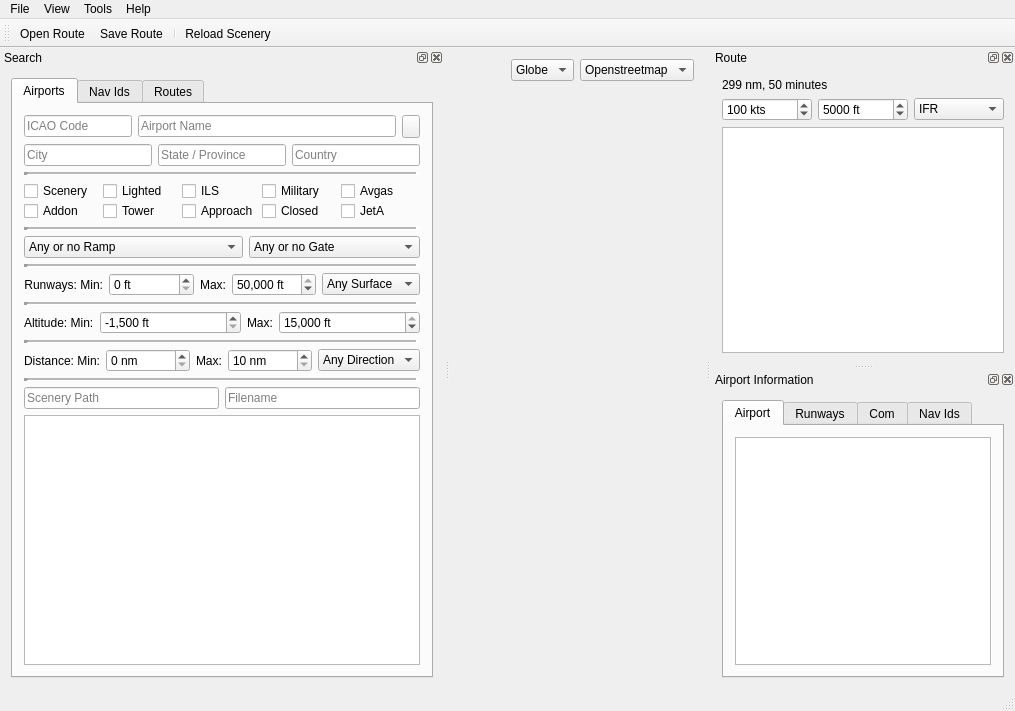
The window that src/gui/mainwindow.ui (albar965/littlenavmap) describes before a commit, drawn with Qt 5.
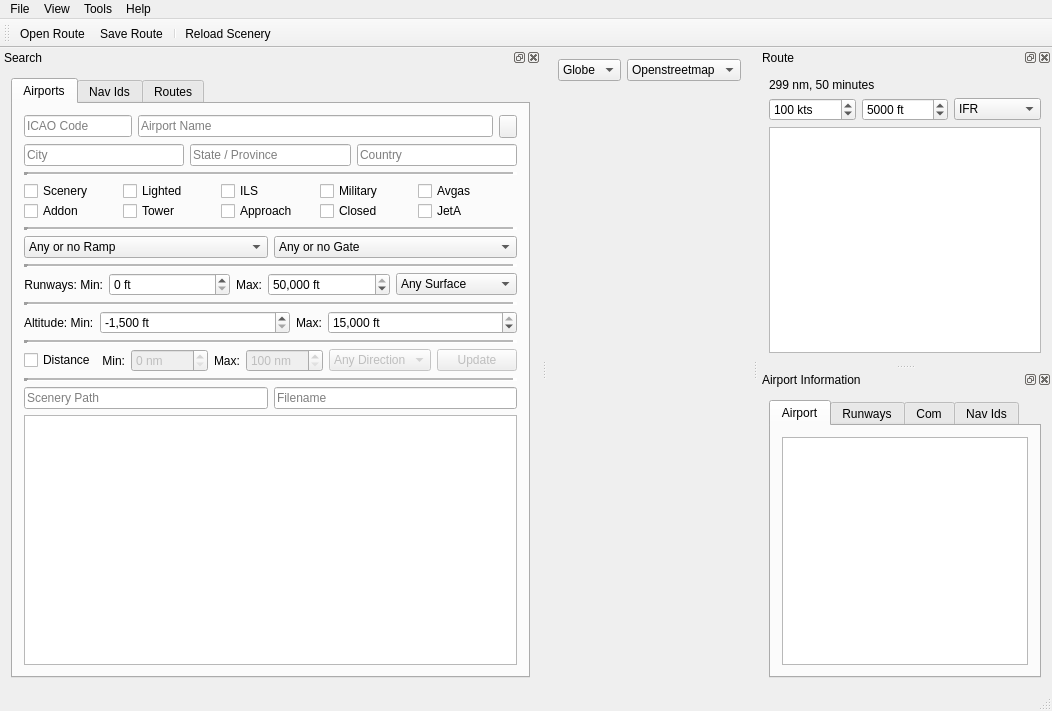
The same window after the commit. Icons and pictures are not drawn.

Commit message: Added distance search.

What changed in the file:
```diff
--- a/src/gui/mainwindow.ui
+++ b/src/gui/mainwindow.ui
@@ -6,7 +6,7 @@
    <rect>
     <x>0</x>
     <y>0</y>
-    <width>1015</width>
+    <width>1052</width>
     <height>711</height>
    </rect>
   </property>
@@ -70,7 +70,7 @@
     <rect>
      <x>0</x>
      <y>0</y>
-     <width>1015</width>
+     <width>1052</width>
      <height>24</height>
     </rect>
    </property>
@@ -505,6 +505,9 @@
                <property name="singleStep">
                 <number>100</number>
                </property>
+               <property name="displayIntegerBase">
+                <number>10</number>
+               </property>
               </widget>
              </item>
              <item>
@@ -706,6 +709,19 @@
              <property name="topMargin">
               <number>0</number>
              </property>
+             <item>
+              <widget class="QCheckBox" name="checkBoxAirportDistSearch">
+               <property name="sizePolicy">
+                <sizepolicy hsizetype="Fixed" vsizetype="Fixed">
+                 <horstretch>0</horstretch>
+                 <verstretch>0</verstretch>
+                </sizepolicy>
+               </property>
+               <property name="text">
+                <string>Distance</string>
+               </property>
+              </widget>
+             </item>
              <item>
               <widget class="QLabel" name="labelAirportDistMinSearch">
                <property name="sizePolicy">
@@ -715,7 +731,7 @@
                 </sizepolicy>
                </property>
                <property name="text">
-                <string>Distance: Min:</string>
+                <string>Min:</string>
                </property>
                <property name="alignment">
                 <set>Qt::AlignRight|Qt::AlignTrailing|Qt::AlignVCenter</set>
@@ -724,6 +740,9 @@
              </item>
              <item>
               <widget class="QSpinBox" name="spinBoxAirportDistMinSearch">
+               <property name="enabled">
+                <bool>false</bool>
+               </property>
                <property name="showGroupSeparator" stdset="0">
                 <bool>true</bool>
                </property>
@@ -731,7 +750,7 @@
                 <string> nm</string>
                </property>
                <property name="maximum">
-                <number>10000</number>
+                <number>5000</number>
                </property>
                <property name="singleStep">
                 <number>10</number>
@@ -753,6 +772,9 @@
              </item>
              <item>
               <widget class="QSpinBox" name="spinBoxAirportDistMaxSearch">
+               <property name="enabled">
+                <bool>false</bool>
+               </property>
                <property name="specialValueText">
                 <string/>
                </property>
@@ -763,21 +785,24 @@
                 <string> nm</string>
                </property>
                <property name="minimum">
-                <number>10</number>
+                <number>100</number>
                </property>
                <property name="maximum">
-                <number>10000</number>
+                <number>5000</number>
                </property>
                <property name="singleStep">
                 <number>10</number>
                </property>
                <property name="value">
-                <number>10</number>
+                <number>100</number>
                </property>
               </widget>
              </item>
              <item>
               <widget class="QComboBox" name="comboBoxAirportDistDirectionSearch">
+               <property name="enabled">
+                <bool>false</bool>
+               </property>
                <item>
                 <property name="text">
                  <string>Any Direction</string>
@@ -805,6 +830,22 @@
                </item>
               </widget>
              </item>
+             <item>
+              <widget class="QPushButton" name="pushButtonAirportDistSearch">
+               <property name="enabled">
+                <bool>false</bool>
+               </property>
+               <property name="sizePolicy">
+                <sizepolicy hsizetype="Fixed" vsizetype="Fixed">
+                 <horstretch>0</horstretch>
+                 <verstretch>0</verstretch>
+                </sizepolicy>
+               </property>
+               <property name="text">
+                <string>Update</string>
+               </property>
+              </widget>
+             </item>
             </layout>
            </item>
            <item>
```
Left out of the diff: 34 changed lines with no effect on the pictures. The commit also changes 18 other files.
